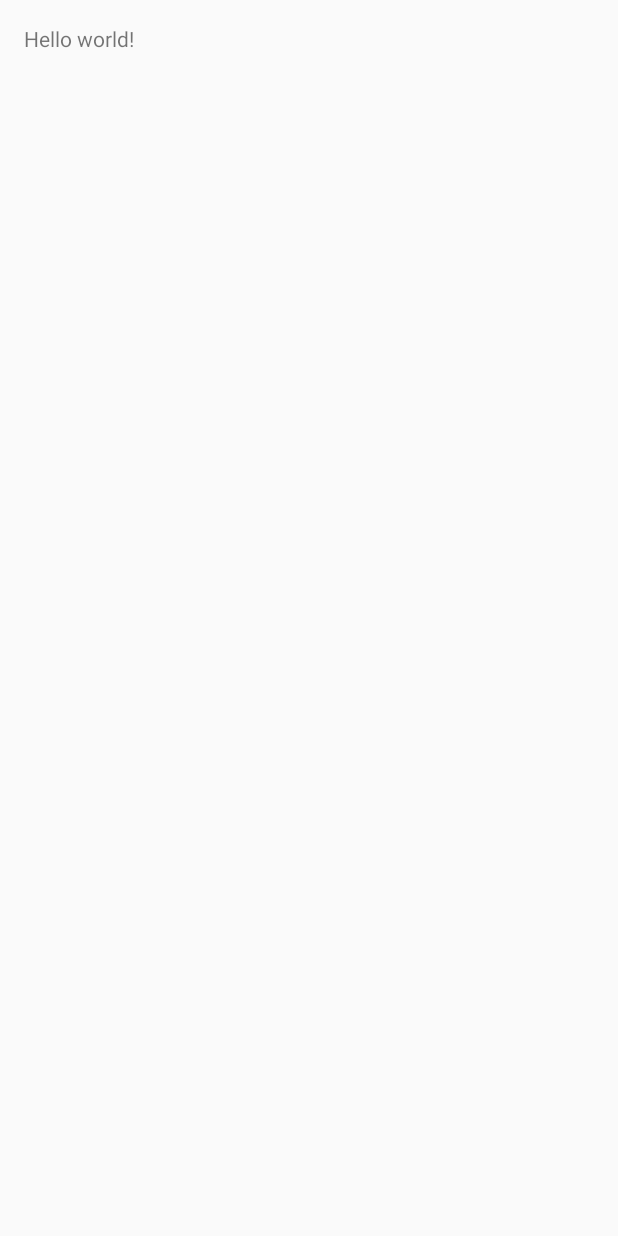
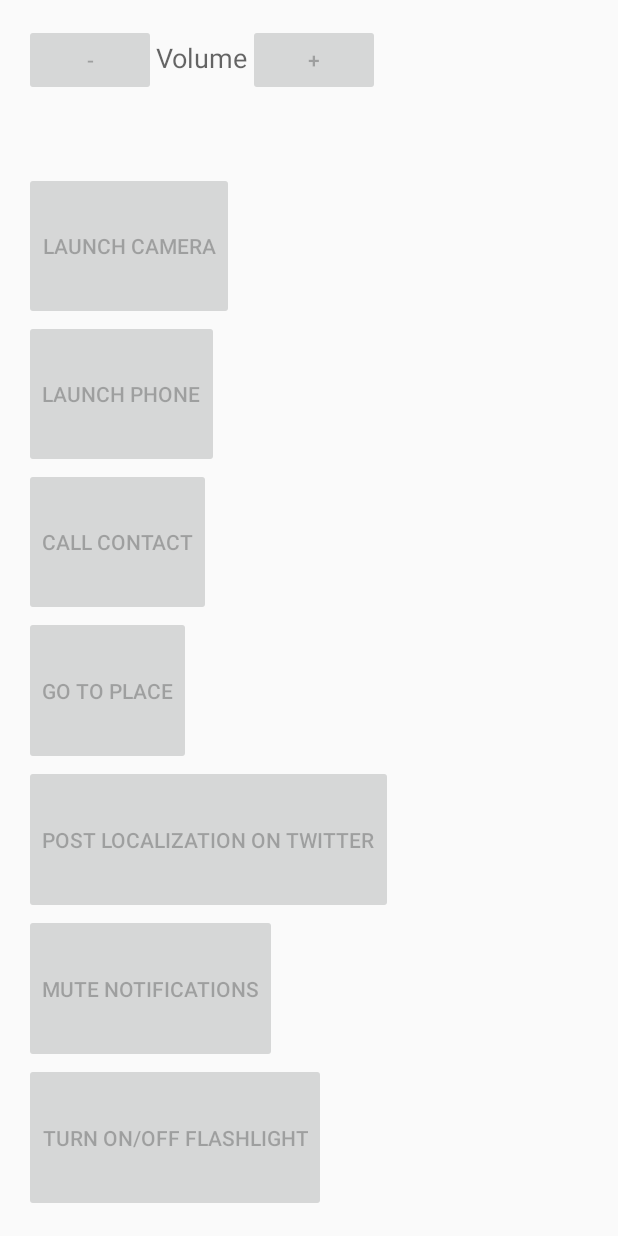
Before and after one commit to BrunoGrisci/GestureControl, an Android app: the Commands screen opened directly, with no data from a screen before it, on a phone screen of 412 x 824 dp. Before the commit the screen is almost empty. Run offline under Robolectric (Android 15) with nearby library versions, the phone set to English and light mode, and no system bars.

Commit message:
Switch and buttons layout.

```diff
--- a/app/src/main/java/com/bruno/gesturecontrol/Commands.java
+++ b/app/src/main/java/com/bruno/gesturecontrol/Commands.java
@@ -1,19 +1,55 @@
 package com.bruno.gesturecontrol;
 
+import android.content.SharedPreferences;
 import android.support.v7.app.ActionBarActivity;
 import android.os.Bundle;
 import android.view.Menu;
 import android.view.MenuItem;
+import android.widget.Button;
 
 
 public class Commands extends ActionBarActivity {
+
+    Button button_volume_increase;
+    Button button_volume_decrease;
+    Button button_camera;
+    Button button_phone;
+    Button button_contact;
+    Button button_navigation;
+    Button button_twitter;
+    Button button_mute_notifications;
+    Button button_flashlight;
 
     @Override
     protected void onCreate(Bundle savedInstanceState) {
         super.onCreate(savedInstanceState);
         setContentView(R.layout.activity_commands);
+
+        button_volume_increase = (Button) findViewById(R.id.button_volume_increase);
+        button_volume_decrease = (Button) findViewById(R.id.button_volume_decrease);
+        button_camera = (Button) findViewById(R.id.button_camera);
+        button_phone = (Button) findViewById(R.id.button_phone);
+        button_contact = (Button) findViewById(R.id.button_contact);
+        button_navigation = (Button) findViewById(R.id.button_navigation);
+        button_twitter = (Button) findViewById(R.id.button_twitter);
+        button_mute_notifications = (Button) findViewById(R.id.button_mute_notifications);
+        button_flashlight = (Button) findViewById(R.id.button_flashlight);
+
+        loadButtons();
     }
 
+    @Override
+    protected void onResume() {
+        super.onResume();
+        loadButtons();
+
+    }
+
+    @Override
+    protected void onPause() {
+        super.onPause();
+
+    }
 
     @Override
     public boolean onCreateOptionsMenu(Menu menu) {
@@ -36,4 +72,17 @@ public class Commands extends ActionBarActivity {
 
         return super.onOptionsItemSelected(item);
     }
+
+    public void loadButtons() {
+        SharedPreferences savedSwitchStatus = getSharedPreferences("saved_switch_status", MODE_PRIVATE);
+        button_volume_increase.setEnabled(savedSwitchStatus.getBoolean(getResources().getString(R.string.switch_volume), false));
+        button_volume_decrease.setEnabled(savedSwitchStatus.getBoolean(getResources().getString(R.string.switch_volume), false));
+        button_camera.setEnabled(savedSwitchStatus.getBoolean(getResources().getString(R.string.switch_camera), false));
+        button_phone.setEnabled(savedSwitchStatus.getBoolean(getResources().getString(R.string.switch_phone), false));
+        button_contact.setEnabled(savedSwitchStatus.getBoolean(getResources().getString(R.string.switch_contact), false));
+        button_navigation.setEnabled(savedSwitchStatus.getBoolean(getResources().getString(R.string.switch_navigation), false));
+        button_twitter.setEnabled(savedSwitchStatus.getBoolean(getResources().getString(R.string.switch_twitter), false));
+        button_mute_notifications.setEnabled(savedSwitchStatus.getBoolean(getResources().getString(R.string.switch_mute_notifications), false));
+        button_flashlight.setEnabled(savedSwitchStatus.getBoolean(getResources().getString(R.string.switch_flashlight), false));
+    }
 }
--- a/app/src/main/java/com/bruno/gesturecontrol/GestureActivation.java
+++ b/app/src/main/java/com/bruno/gesturecontrol/GestureActivation.java
@@ -5,6 +5,7 @@ import android.support.v7.app.ActionBarActivity;
 import android.os.Bundle;
 import android.view.Menu;
 import android.view.MenuItem;
+import android.widget.CompoundButton;
 import android.widget.Switch;
 
 
@@ -34,8 +35,8 @@ public class GestureActivation extends ActionBarActivity {
         switch_flashlight = (Switch) findViewById(R.id.switch_flashlight);
 
         loadSwitchStatus();
+
     }
-
 
     @Override
     public boolean onCreateOptionsMenu(Menu menu) {
--- a/app/src/main/res/layout/activity_commands.xml
+++ b/app/src/main/res/layout/activity_commands.xml
@@ -6,7 +6,84 @@
     android:paddingBottom="@dimen/activity_vertical_margin"
     tools:context="com.bruno.gesturecontrol.Commands">
 
-    <TextView android:text="@string/hello_world" android:layout_width="wrap_content"
-        android:layout_height="wrap_content" />
+    <LinearLayout
+        android:orientation="vertical"
+        android:layout_width="fill_parent"
+        android:layout_height="fill_parent">
 
+        <LinearLayout
+            android:orientation="horizontal"
+            android:layout_width="fill_parent"
+            android:layout_height="0dp"
+            android:layout_weight="1">
+
+            <Button
+                android:layout_width="wrap_content"
+                android:layout_height="wrap_content"
+                android:text="@string/button_volume_decrese"
+                android:id="@+id/button_volume_decrease" />
+
+            <TextView
+                android:layout_width="wrap_content"
+                android:layout_height="wrap_content"
+                android:textAppearance="?android:attr/textAppearanceMedium"
+                android:text="@string/button_volume"
+                android:id="@+id/volume_label" />
+
+            <Button
+                android:layout_width="wrap_content"
+                android:layout_height="wrap_content"
+                android:text="@string/button_volume_increase"
+                android:id="@+id/button_volume_increase" />
+        </LinearLayout>
+
+        <Button
+            android:layout_width="wrap_content"
+            android:layout_height="0dp"
+            android:layout_weight="1"
+            android:text="@string/button_camera"
+            android:id="@+id/button_camera" />
+
+        <Button
+            android:layout_width="wrap_content"
+            android:layout_height="0dp"
+            android:layout_weight="1"
+            android:text="@string/button_phone"
+            android:id="@+id/button_phone" />
+
+        <Button
+            android:layout_width="wrap_content"
+            android:layout_height="0dp"
+            android:layout_weight="1"
+            android:text="@string/button_contact"
+            android:id="@+id/button_contact" />
+
+        <Button
+            android:layout_width="wrap_content"
+            android:layout_height="0dp"
+            android:layout_weight="1"
+            android:text="@string/button_navigation"
+            android:id="@+id/button_navigation" />
+
+        <Button
+            android:layout_width="wrap_content"
+            android:layout_height="0dp"
+            android:layout_weight="1"
+            android:text="@string/button_twitter"
+            android:id="@+id/button_twitter" />
+
+        <Button
+            android:layout_width="wrap_content"
+            android:layout_height="0dp"
+            android:layout_weight="1"
+            android:text="@string/button_mute_notifications"
+            android:id="@+id/button_mute_notifications" />
+
+        <Button
+            android:layout_width="wrap_content"
+            android:layout_height="0dp"
+            android:layout_weight="1"
+            android:text="@string/button_flashlight"
+            android:id="@+id/button_flashlight" />
+    </LinearLayout>
 </RelativeLayout>
--- a/app/src/main/res/values/strings.xml
+++ b/app/src/main/res/values/strings.xml
@@ -15,4 +15,15 @@
     <string name="switch_mute_notifications">Mute notifications</string>
     <string name="switch_flashlight">Turn on/off flashlight</string>
 
+    <string name="button_volume_increase">+</string>
+    <string name="button_volume_decrese">-</string>
+    <string name="button_volume">Volume</string>
+    <string name="button_camera">Launch camera</string>
+    <string name="button_phone">Launch phone</string>
+    <string name="button_contact">Call contact</string>
+    <string name="button_navigation">Go to place</string>
+    <string name="button_twitter">Post localization on Twitter</string>
+    <string name="button_mute_notifications">Mute notifications</string>
+    <string name="button_flashlight">Turn on/off flashlight</string>
+
 </resources>
```
